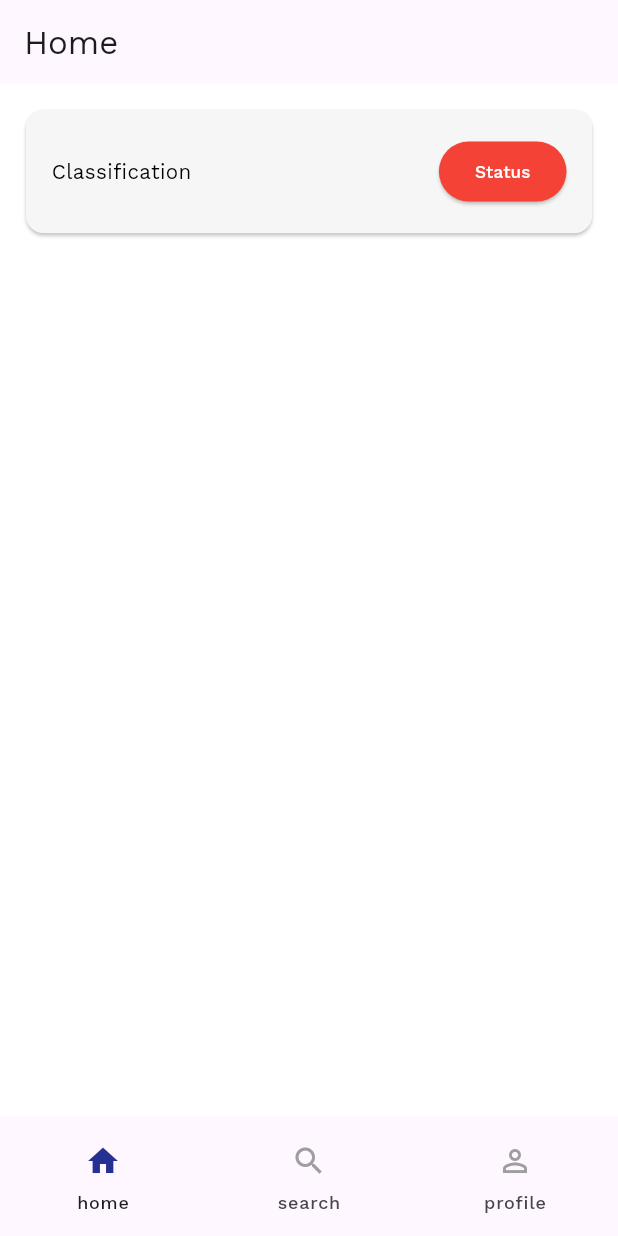
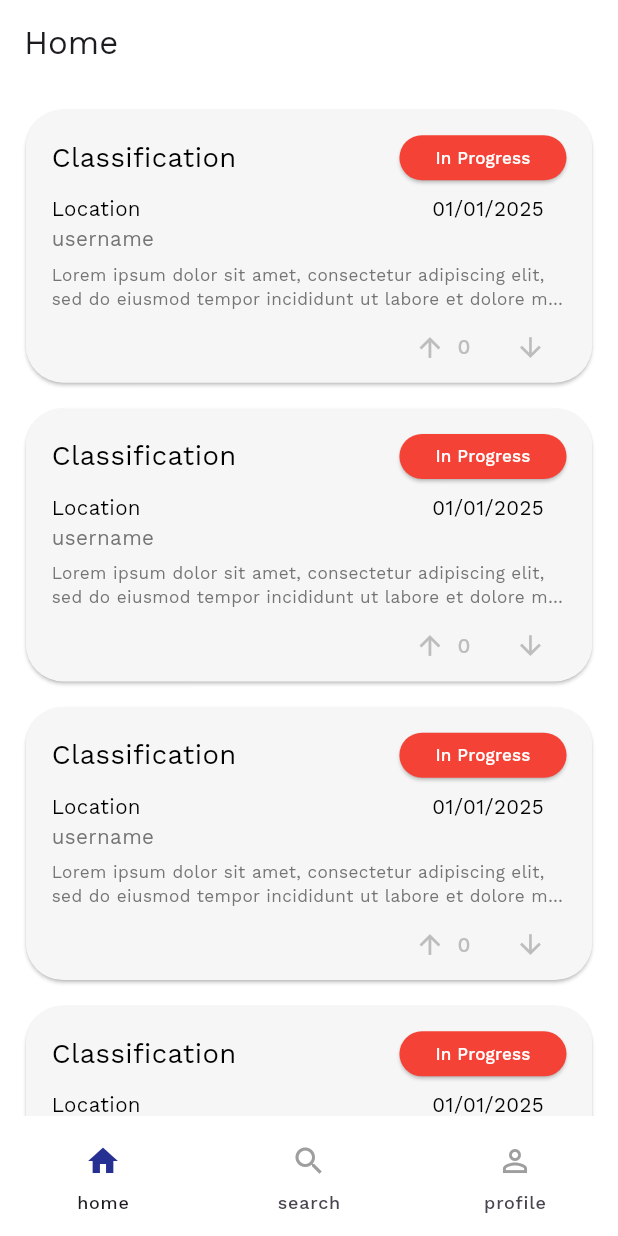
Before and after one commit to omnomdondon/E-ALERTO, a Flutter app: the HomeScreen screen opened by its route, on a phone screen of 412 x 824 dp. Run offline on Flutter 3.47's test engine with Material 3 defaults, Android fonts, the phone set to English and light mode, and no system bars; our stand-ins replace flutter_screenutil, go_router, google_fonts.

Commit message:
Post card UI 70%

```diff
--- a/lib/view/layout_scaffold.dart
+++ b/lib/view/layout_scaffold.dart
@@ -19,7 +19,7 @@ class LayoutScaffold extends StatelessWidget {
         selectedIndex: navigationShell.currentIndex,
         onDestinationSelected: navigationShell.goBranch,
         indicatorColor: Colors.transparent,
-        backgroundColor: Colors.transparent,
+        backgroundColor: Colors.white,
         destinations: destinations
             .asMap()
             .entries
--- a/lib/view/screens/home_screen.dart
+++ b/lib/view/screens/home_screen.dart
@@ -1,24 +1,60 @@
 import 'package:e_alerto/view/widgets/post_card.dart';
 import 'package:flutter/material.dart';
+import 'package:flutter_screenutil/flutter_screenutil.dart';
 
 class HomeScreen extends StatelessWidget {
   const HomeScreen({super.key});
 
   @override
   Widget build(BuildContext context) => Scaffold(
-    appBar: AppBar(title: const Text('Home'),),
+    appBar: AppBar(title: const Text('Home'), backgroundColor: Colors.white,),
     backgroundColor: Colors.white,
     body: Center(
       child: ListView(
         //mainAxisAlignment: MainAxisAlignment.center,
+        padding: EdgeInsets.all(ScreenUtil().setSp(15)),
         children: [
           PostCard(
             reportNumber: '1',
             classification: 'Classification',
             location: 'Location',
-            status: 'Status', //TODO: Change color depending on status
+            status: 'In Progress', //TODO: Change color depending on status
             date: '01/01/2025',
             username: 'username',
+            description: 'Lorem ipsum dolor sit amet, consectetur adipiscing elit, sed do eiusmod tempor incididunt ut labore et dolore magna aliqua',
+            upVotes: 0,
+            downVotes: 0,
+          ),
+          PostCard(
+            reportNumber: '1',
+            classification: 'Classification',
+            location: 'Location',
+            status: 'In Progress', //TODO: Change color depending on status
+            date: '01/01/2025',
+            username: 'username',
+            description: 'Lorem ipsum dolor sit amet, consectetur adipiscing elit, sed do eiusmod tempor incididunt ut labore et dolore magna aliqua',
+            upVotes: 0,
+            downVotes: 0,
+          ),
+          PostCard(
+            reportNumber: '1',
+            classification: 'Classification',
+            location: 'Location',
+            status: 'In Progress', //TODO: Change color depending on status
+            date: '01/01/2025',
+            username: 'username',
+            description: 'Lorem ipsum dolor sit amet, consectetur adipiscing elit, sed do eiusmod tempor incididunt ut labore et dolore magna aliqua',
+            upVotes: 0,
+            downVotes: 0,
+          ),
+          PostCard(
+            reportNumber: '1',
+            classification: 'Classification',
+            location: 'Location',
+            status: 'In Progress', //TODO: Change color depending on status
+            date: '01/01/2025',
+            username: 'username',
+            description: 'Lorem ipsum dolor sit amet, consectetur adipiscing elit, sed do eiusmod tempor incididunt ut labore et dolore magna aliqua',
             upVotes: 0,
             downVotes: 0,
           )
--- a/lib/view/screens/login_screen.dart
+++ b/lib/view/screens/login_screen.dart
@@ -35,10 +35,10 @@ class _LogInScreenState extends State<LoginScreen> {
                   child: Column( // ✅ Wrapping multiple widgets inside a Column
                     crossAxisAlignment: CrossAxisAlignment.start,
                     children: [
-                      const Image(
-                        image: AssetImage('../../../assets/images/logos/E-ALERTO_Logo_Colored.png'),
+                      /*const Image(
+                        image: AssetImage('package:e_alerto/assets/images/logos/E-ALERTO_Logo_Colored.png'),
                         width: 267,
-                      ),
+                      ),*/
                       SizedBox(height: ScreenUtil().setHeight(20)),
                       const Text(
                         "Hello, welcome!",
--- a/lib/view/screens/registration_screen.dart
+++ b/lib/view/screens/registration_screen.dart
@@ -46,10 +46,10 @@ class _RegistrationScreenState extends State<RegistrationScreen> {
                         mainAxisAlignment: MainAxisAlignment.center, // ✅ Center items
                         crossAxisAlignment: CrossAxisAlignment.start,
                         children: [
-                          const Image(
-                            image: AssetImage('../../../assets/images/logos/E-ALERTO_Logo_Colored.png'),
+                          /*const Image(
+                            image: AssetImage('package:e_alerto/assets/images/logos/E-ALERTO_Logo_Colored.png'),
                             width: 267,
-                          ),
+                          ),*/
                           SizedBox(height: ScreenUtil().setHeight(20)),
                           const Text(
                             "Let's get started!",
--- a/lib/view/widgets/post_card.dart
+++ b/lib/view/widgets/post_card.dart
@@ -9,6 +9,8 @@ class PostCard extends StatefulWidget {
   final String status;
   final String date;
   final String username;
+  final String description;
+  final String image;
   final int upVotes;
   final int downVotes;
   final int totalVote;
@@ -21,6 +23,8 @@ class PostCard extends StatefulWidget {
     required this.status,
     required this.date,
     required this.username,
+    required this.description,
+    this.image = '',
     required this.upVotes,
     required this.downVotes,
     this.totalVote = 0,
@@ -44,25 +48,28 @@ class _PostCardState extends State<PostCard> {
 
       child: Card(
         color: const Color.fromARGB(255, 246, 246, 246),
-        margin: EdgeInsets.all(ScreenUtil().setSp(15)),
-        child: Padding(padding: EdgeInsets.all(ScreenUtil().setSp(15)),
+        shape: RoundedRectangleBorder(borderRadius: BorderRadius.circular(25)),
+        margin: EdgeInsets.fromLTRB(0, 0, 0, ScreenUtil().setSp(15)),
+        child: Padding(padding: EdgeInsets.fromLTRB(ScreenUtil().setSp(15), 8, ScreenUtil().setSp(15), 0),
           child: Column(
+            children: [
 
-            children: [
-              Row(
-                mainAxisAlignment: MainAxisAlignment.spaceBetween,
-                children: [
-                  Text(
+                Row(
+                  mainAxisAlignment: MainAxisAlignment.spaceBetween,
+                  children: [
+                    Text(
                     widget.classification,
                     style: TextStyle(
-                      fontSize: ScreenUtil().setSp(12),
+                      fontSize: ScreenUtil().setSp(16),
                       color: Colors.black
                     ),
                   ),
                   ElevatedButton(
                     onPressed: () {},
-                    style: const ButtonStyle(
-                      backgroundColor: WidgetStatePropertyAll(Colors.red), // Set background color
+                    style:  ElevatedButton.styleFrom(
+                      backgroundColor: Colors.red,// Set background color
+                      minimumSize: const Size(90, 30), // Ensures a minimum width and height
+                      maximumSize: const Size(150, 50),
                     ),
                     child: Text(widget.status,
                       style: TextStyle(
@@ -72,6 +79,89 @@ class _PostCardState extends State<PostCard> {
                     ),
                   ),
                 ],
+              ),
+
+              Row(
+                mainAxisAlignment: MainAxisAlignment.spaceBetween,
+                crossAxisAlignment: CrossAxisAlignment.center,
+                children: [
+                  Text(
+                    widget.location,
+                    style: TextStyle(
+                      fontSize: ScreenUtil().setSp(12),
+                      color: Colors.black
+                    ),
+                  ),
+                  Padding(padding: EdgeInsets.fromLTRB(0, 0, 15, 0),
+                    child: Text(
+                      widget.date,
+                      style: TextStyle(
+                        fontSize: ScreenUtil().setSp(12),
+                        color: Colors.black
+                      ),
+                    ),
+                  ),
+                ],
+              ),
+              Row(
+                mainAxisAlignment: MainAxisAlignment.start,
+                children: [
+                  Text(
+                    widget.username,
+                    style: TextStyle(
+                      fontSize: ScreenUtil().setSp(12),
+                      color: Colors.grey.shade600
+                    ),
+                  ),
+                ],
+              ),
+
+              SizedBox(height: ScreenUtil().setHeight(5)),
+              Row(
+                mainAxisAlignment: MainAxisAlignment.start,
+                children: [
+                  Flexible(child: Text(
+                      widget.description,
+                      maxLines: 2,
+                      overflow: TextOverflow.ellipsis,
+                      style: TextStyle(
+                        fontSize: ScreenUtil().setSp(10),
+                        color: Colors.grey.shade600
+                      ),
+                    ),
+                  ),
+                ],
+              ),
+
+              //SizedBox(height: ScreenUtil().setHeight(5)),
+              Row(
+                mainAxisAlignment: MainAxisAlignment.end,
+                children: [
+                  TextButton.icon(
+                    onPressed: () {},
+                    icon: Icon(Icons.arrow_upward, size: ScreenUtil().setSp(18)),
+                    label: Text(widget.totalVote.toString(),
+                      style: TextStyle(
+                        color: Colors.grey.shade400,
+                        fontSize: ScreenUtil().setSp(12)
+                      ),
+                    ),
+                    style: TextButton.styleFrom(
+                      iconColor: Colors.grey.shade400
+                    ),
+                  ),
+                  IconButton(
+                    onPressed: () {},
+                    icon: const Icon(Icons.arrow_downward),
+
+                    style: IconButton.styleFrom(
+                      foregroundColor: Colors.grey.shade400,
+                      iconSize: ScreenUtil().setSp(18)
+                    ),
+                  )
+
+
+                ],
               )
             ],
           ),
```
